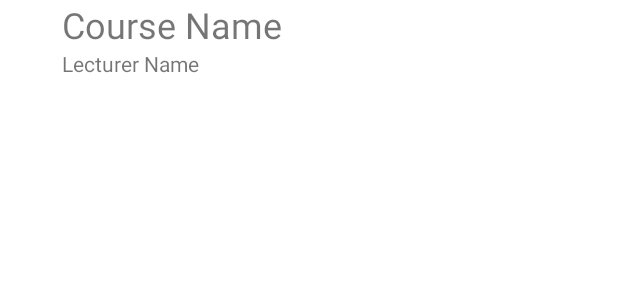
After one commit to rosa-mini-course/rosa-mini-course-android, an Android app: the layout subscribed_course_cell.xml on its own in the app's theme, with its tools: preview values and no code run, on a phone screen of 412 x 824 dp. The commit adds this screen. Shown: the top 300 px of the screen. Run offline under Robolectric (Android 15) with nearby library versions, the phone set to English and light mode, and no system bars.

Commit message:
feat: RecyclerView for Subscribed Courses

```diff
--- a/app/src/main/java/com/winnerwinter/myapplication/ui/dashboard/TeachingCourseAdapter.kt
+++ b/app/src/main/java/com/winnerwinter/myapplication/ui/dashboard/TeachingCourseAdapter.kt
@@ -34,7 +34,7 @@ class TeachingCourseAdapter(activityContext: Context, itemList: List<List<String
         holder.teachingCourseNameTextView.text = courseName
         holder.teachingLecturerTextView.text = lecturerEmail
 
-        // TODO 点击单个课程跳转到该课程的详情页
+        // 点击单个课程跳转到该课程的详情页
         holder.itemView.setOnClickListener {
             val intent = Intent(context, TeachingCourseDetailsActivity::class.java)
             intent.putExtra("courseId", courseId)
--- /dev/null
+++ b/app/src/main/res/layout/subscribed_course_cell.xml
@@ -0,0 +1,42 @@
+<?xml version="1.0" encoding="utf-8"?>
+<androidx.constraintlayout.widget.ConstraintLayout xmlns:android="http://schemas.android.com/apk/res/android"
+    xmlns:app="http://schemas.android.com/apk/res-auto"
+    xmlns:tools="http://schemas.android.com/tools"
+    android:layout_width="match_parent"
+    android:layout_height="wrap_content">
+
+    <androidx.constraintlayout.widget.Guideline
+        android:id="@+id/guideline5"
+        android:layout_width="wrap_content"
+        android:layout_height="wrap_content"
+        android:orientation="vertical"
+        app:layout_constraintGuide_percent="0.1" />
+
+    <androidx.constraintlayout.widget.Guideline
+        android:id="@+id/guideline6"
+        android:layout_width="wrap_content"
+        android:layout_height="wrap_content"
+        android:orientation="vertical"
+        app:layout_constraintGuide_percent="0.9" />
+
+    <TextView
+        android:id="@+id/tv_subscribed_course_name"
+        android:layout_width="wrap_content"
+        android:layout_height="wrap_content"
+        android:text="Course Name"
+        android:textSize="24sp"
+        app:layout_constraintBottom_toTopOf="@+id/tv_subscribed_course_lecturer"
+        app:layout_constraintEnd_toStartOf="@+id/guideline6"
+        app:layout_constraintHorizontal_bias="0.0"
+        app:layout_constraintStart_toStartOf="@+id/guideline5"
+        app:layout_constraintTop_toTopOf="parent" />
+
+    <TextView
+        android:id="@+id/tv_subscribed_course_lecturer"
+        android:layout_width="wrap_content"
+        android:layout_height="wrap_content"
+        android:text="Lecturer Name"
+        app:layout_constraintBottom_toBottomOf="parent"
+        app:layout_constraintStart_toStartOf="@+id/tv_subscribed_course_name"
+        app:layout_constraintTop_toBottomOf="@+id/tv_subscribed_course_name" />
+</androidx.constraintlayout.widget.ConstraintLayout>
```
Also changed, not shown: app/src/main/java/com/winnerwinter/myapplication/ui/dashboard/BrowseTeachingCourseActivity.kt (+15 -10 lines), app/src/main/java/com/winnerwinter/myapplication/ui/home/HomeFragment.kt (+100 -10 lines), app/src/main/java/com/winnerwinter/myapplication/ui/home/HomeViewModel.kt (+9 -0 lines), app/src/main/java/com/winnerwinter/myapplication/ui/home/SubscribedCourseAdapter.kt (added, +44 -0 lines), app/src/main/res/layout/fragment_home.xml (+3 -8 lines), 1 other file.
